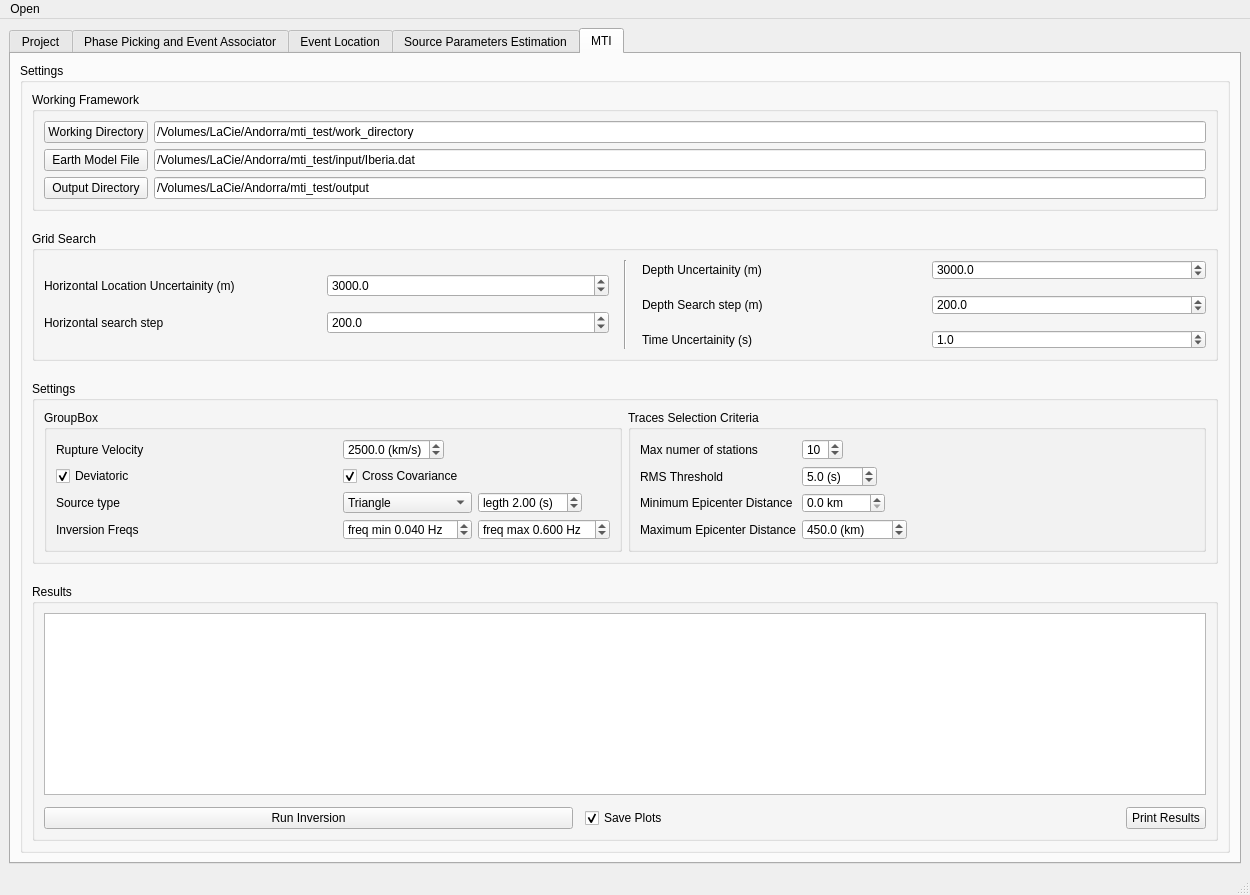
Old version of the form surfquake/resources/designer_uis/loc_flow.ui in the repository rcabdia/SurfQuake.
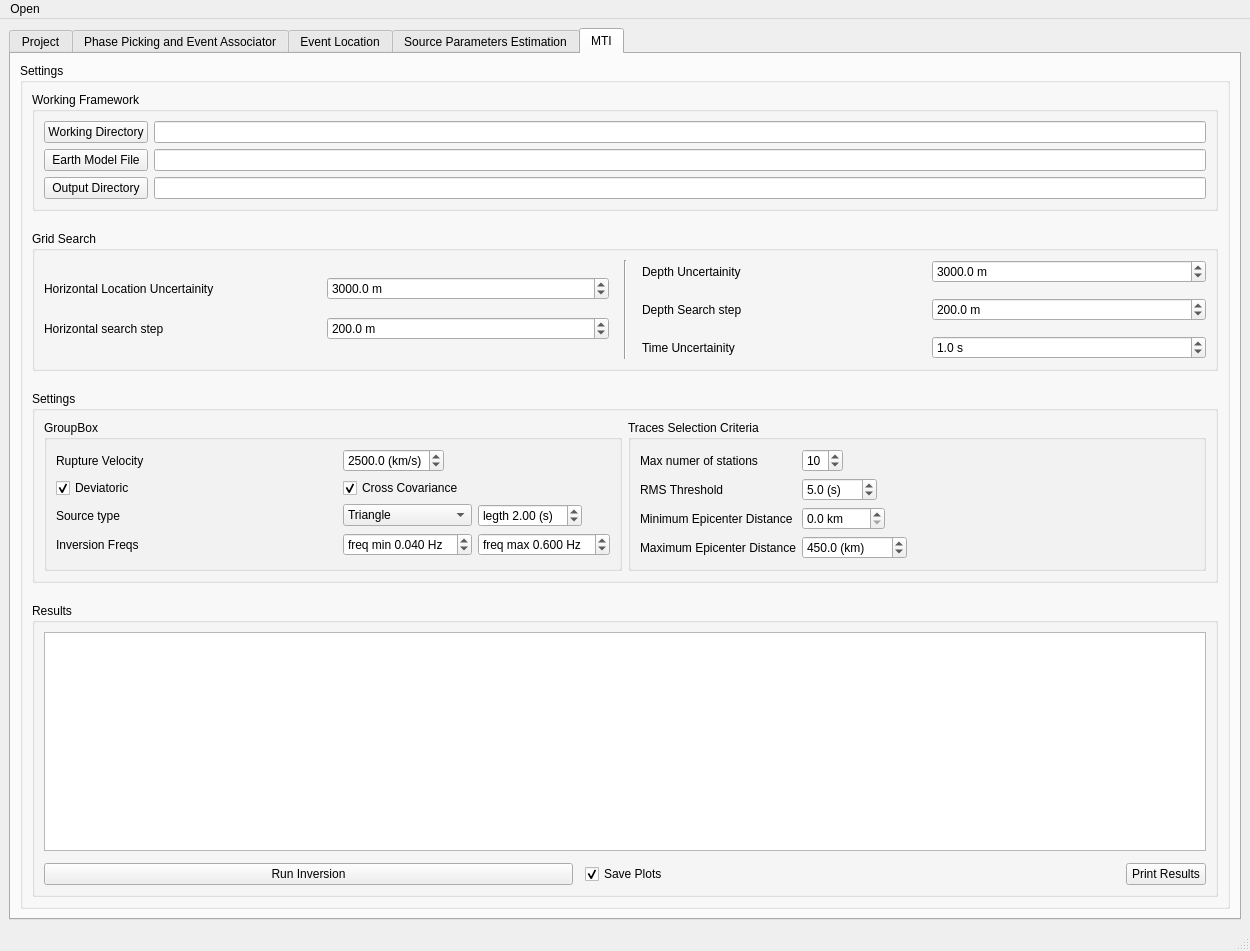
New version of the form. The open tabs and pages were chosen to show the change. Icons and pictures are not drawn.

Commit message: Yet another improvement of the main GUI

The edit to the form file:
```diff
--- a/surfquake/resources/designer_uis/loc_flow.ui
+++ b/surfquake/resources/designer_uis/loc_flow.ui
@@ -7,7 +7,7 @@
     <x>0</x>
     <y>0</y>
     <width>1250</width>
-    <height>895</height>
+    <height>951</height>
    </rect>
   </property>
   <property name="windowTitle">
@@ -2093,14 +2093,14 @@
                 <item row="0" column="2">
                  <widget class="QLineEdit" name="mti_working_path">
                   <property name="text">
-                   <string>/Volumes/LaCie/Andorra/mti_test/work_directory</string>
+                   <string/>
                   </property>
                  </widget>
                 </item>
                 <item row="2" column="2">
                  <widget class="QLineEdit" name="MTI_output_path">
                   <property name="text">
-                   <string>/Volumes/LaCie/Andorra/mti_test/output</string>
+                   <string/>
                   </property>
                  </widget>
                 </item>
@@ -2114,7 +2114,7 @@
                 <item row="1" column="2">
                  <widget class="QLineEdit" name="earth_model_path">
                   <property name="text">
-                   <string>/Volumes/LaCie/Andorra/mti_test/input/Iberia.dat</string>
+                   <string/>
                   </property>
                  </widget>
                 </item>
@@ -2171,7 +2171,7 @@
                    </sizepolicy>
                   </property>
                   <property name="text">
-                   <string>Horizontal Location Uncertainity (m)</string>
+                   <string>Horizontal Location Uncertainity</string>
                   </property>
                  </widget>
                 </item>
@@ -2184,7 +2184,7 @@
                    </sizepolicy>
                   </property>
                   <property name="suffix">
-                   <string/>
+                   <string> m</string>
                   </property>
                   <property name="decimals">
                    <number>1</number>
@@ -2205,6 +2205,9 @@
                     <verstretch>0</verstretch>
                    </sizepolicy>
                   </property>
+                  <property name="suffix">
+                   <string> m</string>
+                  </property>
                   <property name="decimals">
                    <number>1</number>
                   </property>
@@ -2236,21 +2239,21 @@
                    </sizepolicy>
                   </property>
                   <property name="text">
-                   <string>Depth Uncertainity (m)</string>
+                   <string>Depth Uncertainity</string>
                   </property>
                  </widget>
                 </item>
                 <item row="2" column="0">
                  <widget class="QLabel" name="label_31">
                   <property name="text">
-                   <string>Time Uncertainity (s)</string>
+                   <string>Time Uncertainity</string>
                   </property>
                  </widget>
                 </item>
                 <item row="1" column="0">
                  <widget class="QLabel" name="label_40">
                   <property name="text">
-                   <string>Depth Search step (m)</string>
+                   <string>Depth Search step</string>
                   </property>
                  </widget>
                 </item>
@@ -2262,6 +2265,9 @@
                     <verstretch>0</verstretch>
                    </sizepolicy>
                   </property>
+                  <property name="suffix">
+                   <string> m</string>
+                  </property>
                   <property name="decimals">
                    <number>1</number>
                   </property>
@@ -2281,6 +2287,9 @@
                     <verstretch>0</verstretch>
                    </sizepolicy>
                   </property>
+                  <property name="suffix">
+                   <string> m</string>
+                  </property>
                   <property name="decimals">
                    <number>1</number>
                   </property>
@@ -2303,6 +2312,9 @@
                     <verstretch>0</verstretch>
                    </sizepolicy>
                   </property>
+                  <property name="suffix">
+                   <string> s</string>
+                  </property>
                   <property name="decimals">
                    <number>1</number>
                   </property>
```
Left out of the diff: 18 changed lines with no effect on the pictures.
